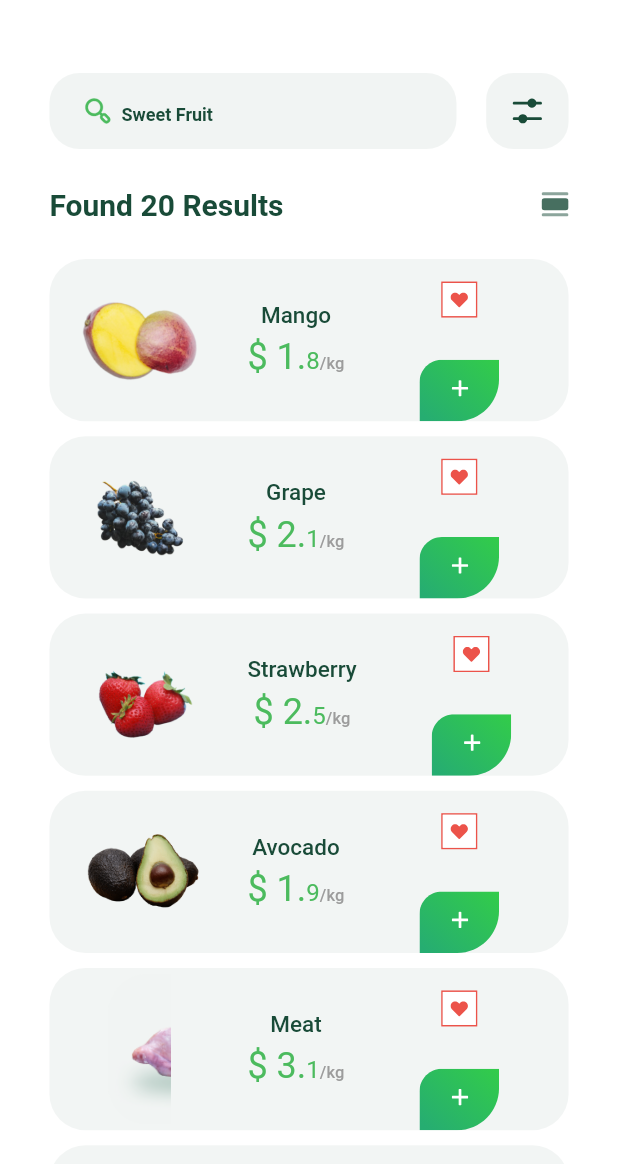
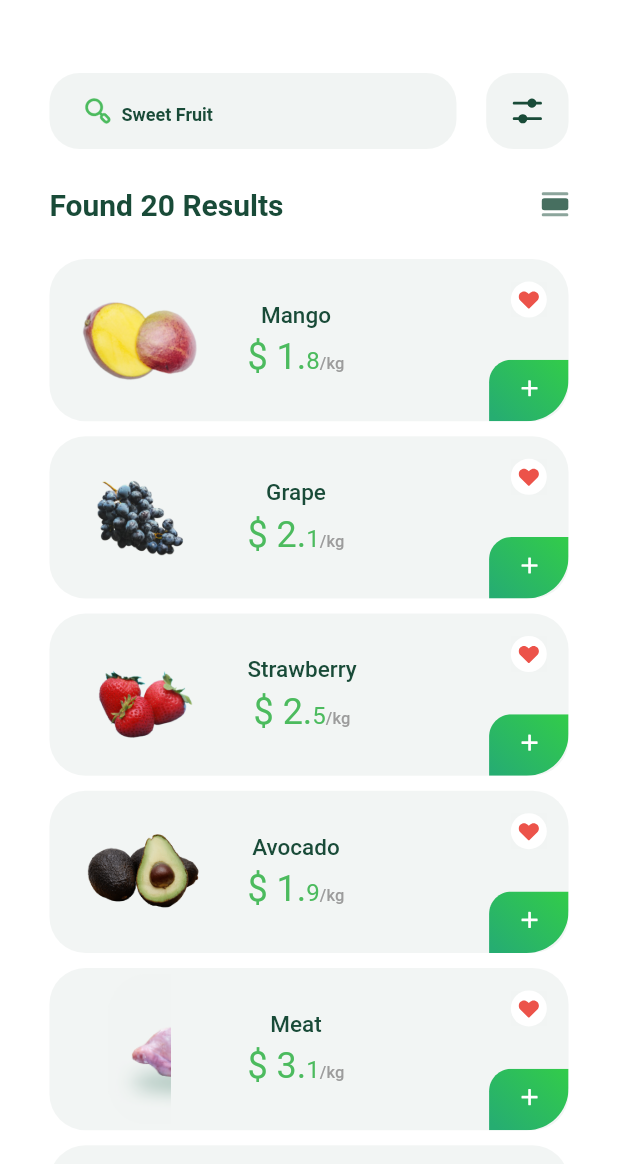
Before and after one commit to ravshan1119/git_tutorial, a Flutter app: the FifthScreen screen opened directly, on a phone screen of 412 x 824 dp, the part 72-1236 px from its top. Run offline on Flutter 3.47's test engine with Material 2 defaults, Android fonts, the phone set to English and light mode, and no system bars; drawn by our look-alikes of zoom_tap_animation; our stand-ins replace flutter_screenutil, flutter_svg; project files that could hold a hidden picture were left out.

Commit message:
5 screen bitdi xudo xoxlasa

```diff
--- a/lib/ui/screen_5/screen_5.dart
+++ b/lib/ui/screen_5/screen_5.dart
@@ -91,7 +91,7 @@ class _FifthScreenState extends State<FifthScreen> {
 
               Expanded(
                 child: GridView(
-
+                  physics: BouncingScrollPhysics(),
                   gridDelegate: SliverGridDelegateWithFixedCrossAxisCount(
                       childAspectRatio: 3.2, crossAxisCount: 1,mainAxisSpacing: 10),
                   children: [
--- a/lib/ui/screen_5/widget/widget.dart
+++ b/lib/ui/screen_5/widget/widget.dart
@@ -48,6 +48,7 @@ class _WidgetStackState extends State<WidgetStack> {
             ],
           ),
               SizedBox(width: 50,),
+          Spacer(),
           Column(
             children: [
               SizedBox(height: 15,),
@@ -62,12 +63,12 @@ class _WidgetStackState extends State<WidgetStack> {
                     height: 24,
                     width: 24,
                     decoration: BoxDecoration(
-                      borderRadius: BorderRadius.circular(60),
+                      borderRadius: BorderRadius.circular(70),
                       color: AppColors.C_1F4F3.withOpacity(0.9),
-                      border: Border.all(color: AppColors.C_EC534A),
+                      border: Border.all(color: AppColors.C_EC534A.withOpacity(0.3),width: 0.5),
                     ),child: Container(
-                    width: 15,
-                    height: 15,
+                    width: 20,
+                    height: 20,
                     decoration: BoxDecoration(
                       color: AppColors.C_EC534A,
                       borderRadius: BorderRadius.circular(20),
@@ -88,11 +89,14 @@ class _WidgetStackState extends State<WidgetStack> {
                     height: 24,
                     decoration: BoxDecoration(
                         color: AppColors.C_1F4F3.withOpacity(0.9),
-                        border: Border.all(color: AppColors.C_EC534A,width: 1)
+                        // border: Border.all(color: AppColors.C_EC534A,width: 1)
                     ),child: Container(
                     width: 15,
                     height: 15,
-                    color: AppColors.C_FFFFFF,
+                    decoration: BoxDecoration(
+                      color: AppColors.C_FFFFFF,
+                      borderRadius: BorderRadius.circular(20),
+                    ),
                     child: Padding(
                       padding: const EdgeInsets.all(5.0),
                       child: SvgPicture.asset(AppImages.favo),
```
Also changed, not shown: assets/image/lemon.png.
